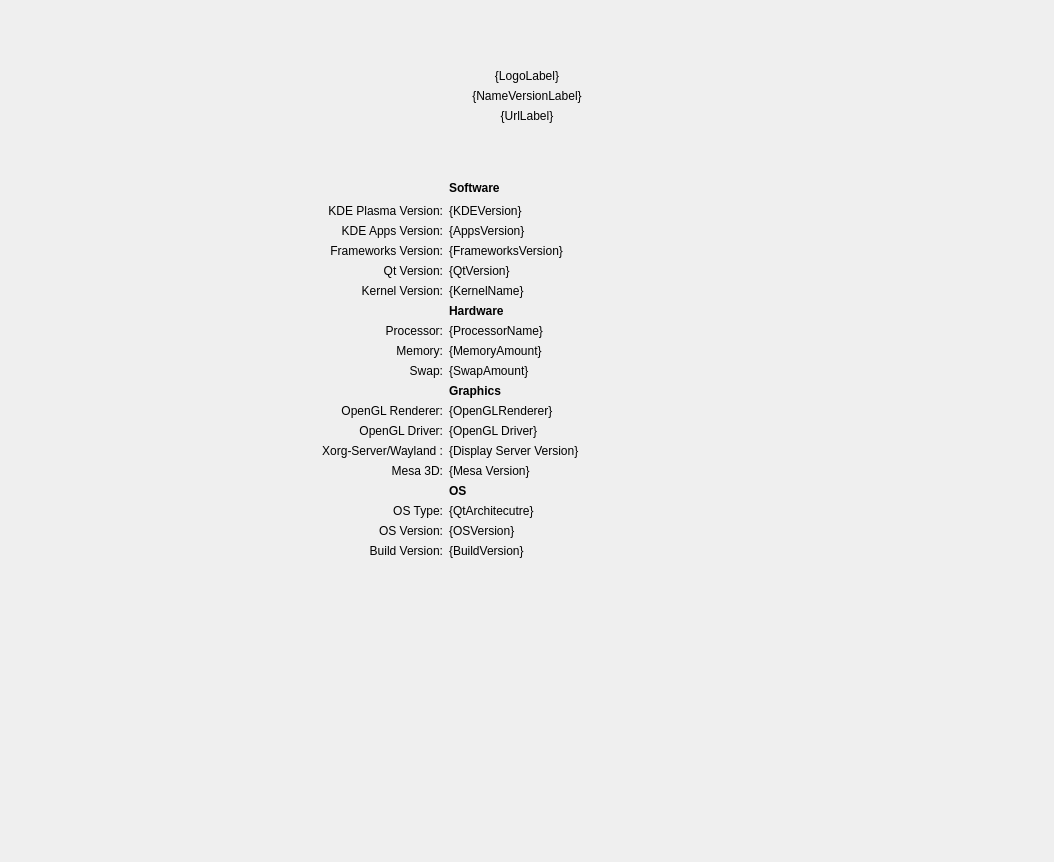
Qt form src/Module.ui (ds9-extras/kcm-about-extended) before a commit.
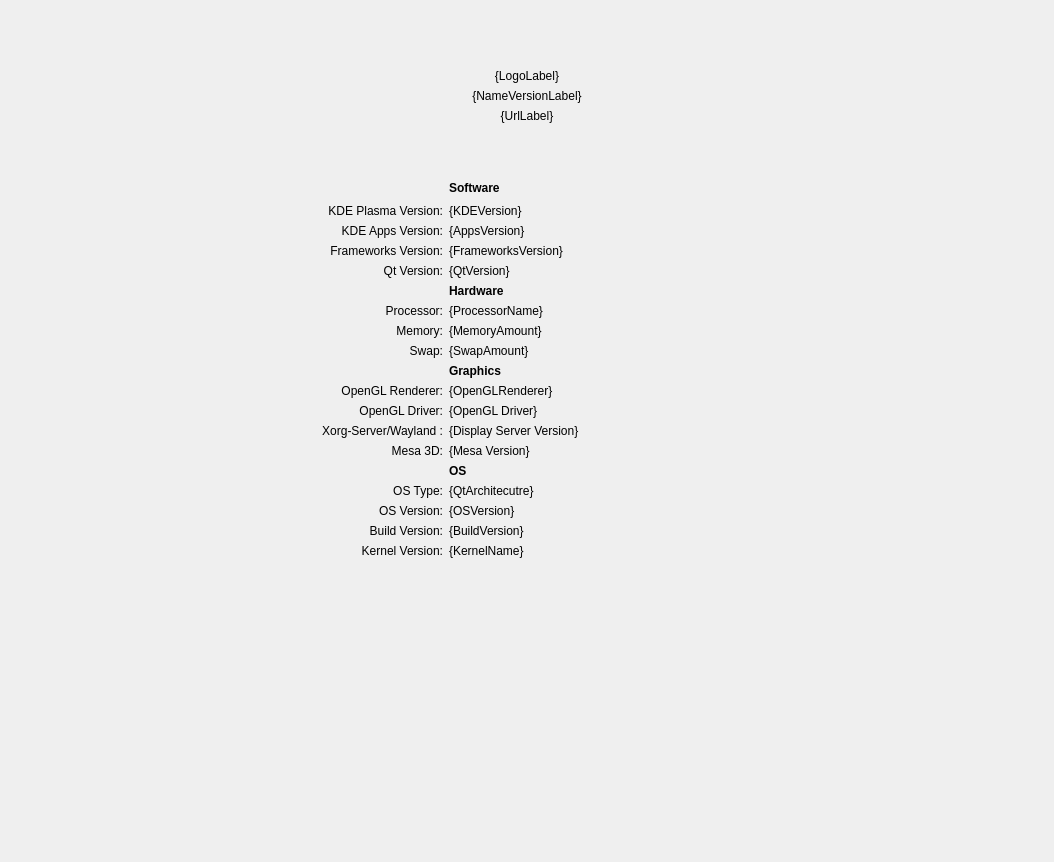
The same form after that commit.

Commit message: Move Kernel version entry from Software to OS

Patch:
```diff
--- a/src/Module.ui
+++ b/src/Module.ui
@@ -32,6 +32,26 @@
        </rect>
       </property>
       <layout class="QGridLayout" name="gridLayout">
+       <item row="52" column="7">
+        <spacer name="verticalSpacer_8">
+         <property name="orientation">
+          <enum>Qt::Vertical</enum>
+         </property>
+         <property name="sizeHint" stdset="0">
+          <size>
+           <width>20</width>
+           <height>40</height>
+          </size>
+         </property>
+        </spacer>
+       </item>
+       <item row="11" column="4">
+        <widget class="QLabel" name="appsLabel">
+         <property name="text">
+          <string>{AppsVersion}</string>
+         </property>
+        </widget>
+       </item>
        <item row="0" column="7">
         <spacer name="horizontalSpacer_7">
          <property name="orientation">
@@ -52,7 +72,7 @@
          </property>
         </widget>
        </item>
-       <item row="50" column="4">
+       <item row="52" column="4">
         <spacer name="verticalSpacer_7">
          <property name="orientation">
           <enum>Qt::Vertical</enum>
@@ -105,7 +125,7 @@
          </property>
         </widget>
        </item>
-       <item row="50" column="5">
+       <item row="52" column="5">
         <spacer name="verticalSpacer_4">
          <property name="orientation">
           <enum>Qt::Vertical</enum>
@@ -118,33 +138,6 @@
          </property>
         </spacer>
        </item>
-       <item row="14" column="4">
-        <widget class="QLabel" name="kernelLabel">
-         <property name="text">
-          <string notr="true">{KernelName}</string>
-         </property>
-        </widget>
-       </item>
-       <item row="50" column="7">
-        <spacer name="verticalSpacer_8">
-         <property name="orientation">
-          <enum>Qt::Vertical</enum>
-         </property>
-         <property name="sizeHint" stdset="0">
-          <size>
-           <width>20</width>
-           <height>40</height>
-          </size>
-         </property>
-        </spacer>
-       </item>
-       <item row="11" column="4">
-        <widget class="QLabel" name="appsLabel">
-         <property name="text">
-          <string>{AppsVersion}</string>
-         </property>
-        </widget>
-       </item>
        <item row="11" column="3">
         <widget class="QLabel" name="apps">
          <property name="text">
@@ -155,7 +148,7 @@
          </property>
         </widget>
        </item>
-       <item row="50" column="3">
+       <item row="52" column="3">
         <spacer name="verticalSpacer">
          <property name="orientation">
           <enum>Qt::Vertical</enum>
@@ -400,16 +393,6 @@
          </property>
         </spacer>
        </item>
-       <item row="14" column="3">
-        <widget class="QLabel" name="kernel">
-         <property name="text">
-          <string>Kernel Version:</string>
-         </property>
-         <property name="alignment">
-          <set>Qt::AlignRight|Qt::AlignTrailing|Qt::AlignVCenter</set>
-         </property>
-        </widget>
-       </item>
        <item row="32" column="4">
         <widget class="QLabel" name="memoryLabel">
          <property name="text">
@@ -591,6 +574,23 @@
          </property>
         </widget>
        </item>
+       <item row="48" column="3">
+        <widget class="QLabel" name="kernel">
+         <property name="text">
+          <string>Kernel Version:</string>
+         </property>
+         <property name="alignment">
+          <set>Qt::AlignRight|Qt::AlignTrailing|Qt::AlignVCenter</set>
+         </property>
+        </widget>
+       </item>
+       <item row="48" column="4">
+        <widget class="QLabel" name="kernelLabel">
+         <property name="text">
+          <string notr="true">{KernelName}</string>
+         </property>
+        </widget>
+       </item>
       </layout>
      </widget>
     </widget>
```
